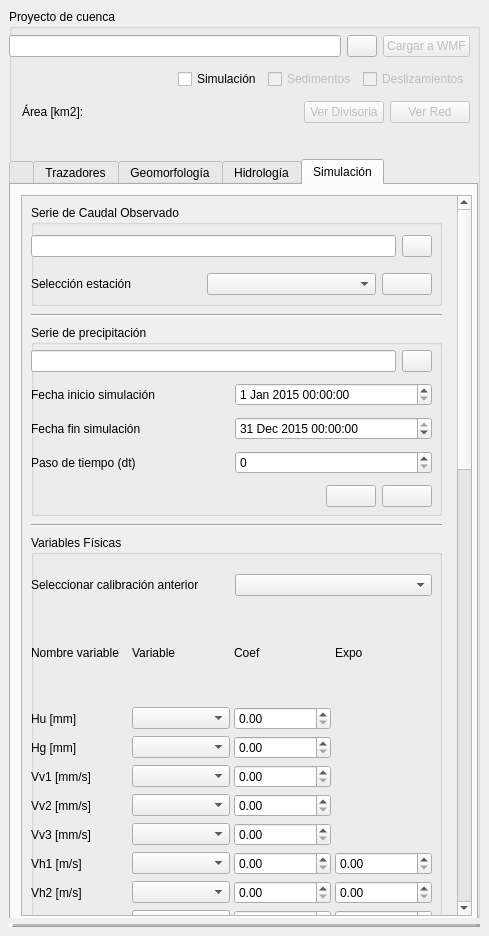
Old version of the form qgisplugin/HydroSEDPlugin_dockwidget_base.ui in the repository nicolas998/WMF.
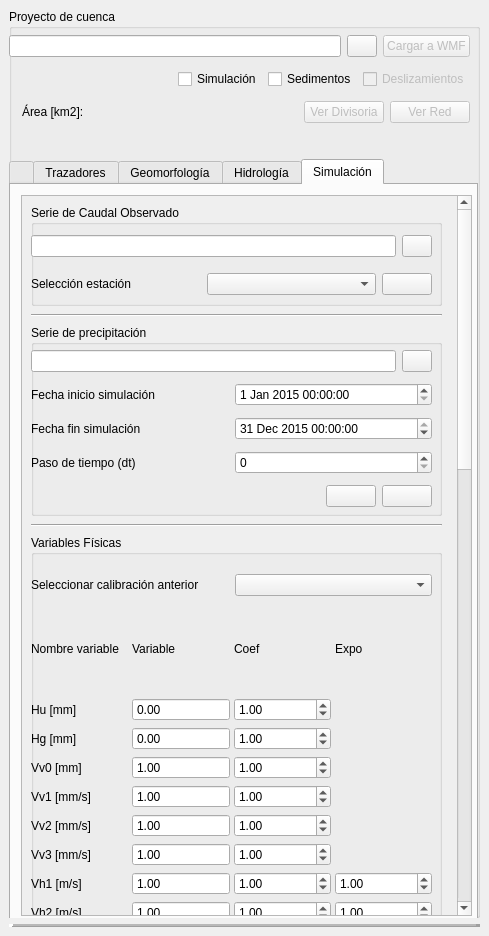
New version of the form. The open tabs and pages were chosen to show the change. Icons and pictures are not drawn.

Commit message: cambios en la interfaz para poner a simular el modelo

```diff
--- a/qgisplugin/HydroSEDPlugin_dockwidget_base.ui
+++ b/qgisplugin/HydroSEDPlugin_dockwidget_base.ui
@@ -113,7 +113,7 @@
             <item>
              <widget class="QCheckBox" name="checkBox_simSed">
               <property name="enabled">
-               <bool>false</bool>
+               <bool>true</bool>
               </property>
               <property name="text">
                <string>Sedimentos</string>
@@ -3947,7 +3947,7 @@
             <property name="geometry">
              <rect>
               <x>0</x>
-              <y>0</y>
+              <y>-328</y>
               <width>433</width>
               <height>1918</height>
              </rect>
@@ -4103,7 +4103,7 @@
                   <x>0</x>
                   <y>330</y>
                   <width>411</width>
-                  <height>641</height>
+                  <height>711</height>
                  </rect>
                 </property>
                 <property name="title">
@@ -4115,7 +4115,7 @@
                    <x>0</x>
                    <y>70</y>
                    <width>401</width>
-                   <height>531</height>
+                   <height>551</height>
                   </rect>
                  </property>
                  <layout class="QVBoxLayout" name="verticalLayout_3">
@@ -4140,9 +4140,6 @@
                       </property>
                      </widget>
                     </item>
-                    <item row="3" column="1">
-                     <widget class="QComboBox" name="comboBox_2"/>
-                    </item>
                     <item row="0" column="2">
                      <widget class="QLabel" name="label_31">
                       <property name="text">
@@ -4157,12 +4154,6 @@
                       </property>
                      </widget>
                     </item>
-                    <item row="4" column="1">
-                     <widget class="QComboBox" name="comboBox_3"/>
-                    </item>
-                    <item row="7" column="2">
-                     <widget class="QDoubleSpinBox" name="doubleSpinBox_6"/>
-                    </item>
                     <item row="7" column="3">
                      <widget class="QDoubleSpinBox" name="doubleSpinBox_10">
                       <property name="whatsThis">
@@ -4171,17 +4162,14 @@
                       <property name="accessibleName">
                        <string>Exponente aproximación no lineal al flujo superficial</string>
                       </property>
+                      <property name="maximum">
+                       <double>99999.000000000000000</double>
+                      </property>
+                      <property name="value">
+                       <double>1.000000000000000</double>
+                      </property>
                      </widget>
                     </item>
-                    <item row="8" column="1">
-                     <widget class="QComboBox" name="comboBox_7"/>
-                    </item>
-                    <item row="8" column="2">
-                     <widget class="QDoubleSpinBox" name="doubleSpinBox_7"/>
-                    </item>
-                    <item row="9" column="1">
-                     <widget class="QComboBox" name="comboBox_8"/>
-                    </item>
                     <item row="8" column="3">
                      <widget class="QDoubleSpinBox" name="doubleSpinBox_11">
                       <property name="whatsThis">
@@ -4190,11 +4178,11 @@
                       <property name="accessibleName">
                        <string>Exponente aproximación no lineal al flujo sub-superficial</string>
                       </property>
+                      <property name="value">
+                       <double>1.000000000000000</double>
+                      </property>
                      </widget>
                     </item>
-                    <item row="9" column="2">
-                     <widget class="QDoubleSpinBox" name="doubleSpinBox_8"/>
-                    </item>
                     <item row="8" column="0">
                      <widget class="QLabel" name="label_7">
                       <property name="text">
@@ -4202,9 +4190,6 @@
                       </property>
                      </widget>
                     </item>
-                    <item row="2" column="1">
-                     <widget class="QComboBox" name="comboBox"/>
-                    </item>
                     <item row="0" column="3">
                      <widget class="QLabel" name="label_32">
                       <property name="text">
@@ -4212,9 +4197,6 @@
                       </property>
                      </widget>
                     </item>
-                    <item row="6" column="2">
-                     <widget class="QDoubleSpinBox" name="doubleSpinBox_5"/>
-                    </item>
                     <item row="9" column="0">
                      <widget class="QLabel" name="label_8">
                       <property name="text">
@@ -4229,15 +4211,6 @@
                       </property>
                      </widget>
                     </item>
-                    <item row="6" column="1">
-                     <widget class="QComboBox" name="comboBox_5"/>
-                    </item>
-                    <item row="2" column="2">
-                     <widget class="QDoubleSpinBox" name="doubleSpinBox"/>
-                    </item>
-                    <item row="5" column="1">
-                     <widget class="QComboBox" name="comboBox_4"/>
-                    </item>
                     <item row="4" column="0">
                      <widget class="QLabel" name="label_3">
                       <property name="text">
@@ -4245,9 +4218,6 @@
                       </property>
                      </widget>
                     </item>
-                    <item row="3" column="2">
-                     <widget class="QDoubleSpinBox" name="doubleSpinBox_2"/>
-                    </item>
                     <item row="5" column="0">
                      <widget class="QLabel" name="label_4">
                       <property name="text">
@@ -4255,9 +4225,6 @@
                       </property>
                      </widget>
                     </item>
-                    <item row="4" column="2">
-                     <widget class="QDoubleSpinBox" name="doubleSpinBox_3"/>
-                    </item>
                     <item row="10" column="0">
                      <widget class="QLabel" name="label_11">
                       <property name="text">
@@ -4273,15 +4240,8 @@
                       <property name="accessibleName">
                        <string>Exponente aproximación no lineal al flujo subterráneo</string>
                       </property>
-                     </widget>
-                    </item>
-                    <item row="5" column="2">
-                     <widget class="QDoubleSpinBox" name="doubleSpinBox_4"/>
-                    </item>
-                    <item row="10" column="3">
-                     <widget class="QDoubleSpinBox" name="doubleSpinBox_13">
-                      <property name="whatsThis">
-                       <string>Exponente regional en caso de usar aproximación no lineal v = C A^e</string>
+                      <property name="value">
+                       <double>1.000000000000000</double>
                       </property>
                       <property name="accessibleName">
                        <string>Exponente aproximación no lineal al flujo en canales</string>
@@ -4298,23 +4258,17 @@
                       </property>
                      </widget>
                     </item>
-                    <item row="7" column="1">
-                     <widget class="QComboBox" name="comboBox_6"/>
-                    </item>
-                    <item row="10" column="1">
-                     <widget class="QComboBox" name="comboBox_9"/>
-                    </item>
                     <item row="3" column="0">
                      <widget class="QLabel" name="label_2">
                       <property name="text">
-                       <string>Hg [mm]</string>
+                       <string>Vv0 [mm]</string>
                       </property>
                      </widget>
                     </item>
                     <item row="2" column="0">
                      <widget class="QLabel" name="label">
                       <property name="text">
-                       <string>Hu [mm]</string>
+                       <string>Hg [mm]</string>
                       </property>
                      </widget>
                     </item>
@@ -4375,6 +4329,336 @@
                       </property>
                      </widget>
                     </item>
+                    <item row="11" column="2">
+                     <widget class="QLabel" name="label_68">
+                      <property name="text">
+                       <string>Sed Param</string>
+                      </property>
+                     </widget>
+                    </item>
+                    <item row="12" column="2">
+                     <widget class="QDoubleSpinBox" name="Param11">
+                      <property name="value">
+                       <double>1.000000000000000</double>
+                      </property>
+                     </widget>
+                    </item>
+                    <item row="1" column="0">
+                     <widget class="QLabel" name="label_9">
+                      <property name="whatsThis">
+                       <string>Almacenamiento máximo capilar [h1_max]</string>
+                      </property>
+                      <property name="text">
+                       <string>Hu [mm]</string>
+                      </property>
+                     </widget>
+                    </item>
+                    <item row="1" column="2">
+                     <widget class="QDoubleSpinBox" name="Param1">
+                      <property name="value">
+                       <double>1.000000000000000</double>
+                      </property>
+                     </widget>
+                    </item>
+                    <item row="2" column="2">
+                     <widget class="QDoubleSpinBox" name="Param2">
+                      <property name="value">
+                       <double>1.000000000000000</double>
+                      </property>
+                     </widget>
+                    </item>
+                    <item row="3" column="2">
+                     <widget class="QDoubleSpinBox" name="Param3">
+                      <property name="value">
+                       <double>1.000000000000000</double>
+                      </property>
+                     </widget>
+                    </item>
+                    <item row="4" column="2">
+                     <widget class="QDoubleSpinBox" name="Param4">
+                      <property name="value">
+                       <double>1.000000000000000</double>
+                      </property>
+                     </widget>
+                    </item>
+                    <item row="5" column="2">
+                     <widget class="QDoubleSpinBox" name="Param5">
+                      <property name="value">
+                       <double>1.000000000000000</double>
+                      </property>
+                     </widget>
+                    </item>
+                    <item row="6" column="2">
+                     <widget class="QDoubleSpinBox" name="Param6">
+                      <property name="value">
+                       <double>1.000000000000000</double>
+                      </property>
+                     </widget>
+                    </item>
+                    <item row="7" column="2">
+                     <widget class="QDoubleSpinBox" name="Param7">
+                      <property name="value">
+                       <double>1.000000000000000</double>
+                      </property>
+                     </widget>
+                    </item>
+                    <item row="8" column="2">
+                     <widget class="QDoubleSpinBox" name="Param8">
+                      <property name="value">
+                       <double>1.000000000000000</double>
+                      </property>
+                     </widget>
+                    </item>
+                    <item row="9" column="2">
+                     <widget class="QDoubleSpinBox" name="Param9">
+                      <property name="value">
+                       <double>1.000000000000000</double>
+                      </property>
+                     </widget>
+                    </item>
+                    <item row="10" column="2">
+                     <widget class="QDoubleSpinBox" name="Param10">
+                      <property name="value">
+                       <double>1.000000000000000</double>
+                      </property>
+                     </widget>
+                    </item>
+                    <item row="10" column="3">
+                     <widget class="QDoubleSpinBox" name="ParamExp4">
+                      <property name="whatsThis">
+                       <string>Exponente regional en caso de usar aproximación no lineal v = C A^e</string>
+                      </property>
+                      <property name="accessibleName">
+                       <string>Exponente aproximación no lineal al flujo en canales</string>
+                      </property>
+                      <property name="value">
+                       <double>1.000000000000000</double>
+                      </property>
+                     </widget>
+                    </item>
+                    <item row="1" column="1">
+                     <widget class="QDoubleSpinBox" name="ParamVal1">
+                      <property name="frame">
+                       <bool>true</bool>
+                      </property>
+                      <property name="readOnly">
+                       <bool>true</bool>
+                      </property>
+                      <property name="buttonSymbols">
+                       <enum>QAbstractSpinBox::NoButtons</enum>
+                      </property>
+                      <property name="maximum">
+                       <double>99999.000000000000000</double>
+                      </property>
+                      <property name="value">
+                       <double>0.000000000000000</double>
+                      </property>
+                     </widget>
+                    </item>
+                    <item row="2" column="1">
+                     <widget class="QDoubleSpinBox" name="ParamVal2">
+                      <property name="frame">
+                       <bool>true</bool>
+                      </property>
+                      <property name="readOnly">
+                       <bool>true</bool>
+                      </property>
+                      <property name="buttonSymbols">
+                       <enum>QAbstractSpinBox::NoButtons</enum>
+                      </property>
+                      <property name="maximum">
+                       <double>99999.000000000000000</double>
+                      </property>
+                      <property name="value">
+                       <double>0.000000000000000</double>
+                      </property>
+                     </widget>
+                    </item>
+                    <item row="3" column="1">
+                     <widget class="QDoubleSpinBox" name="ParamVal3">
+                      <property name="frame">
+                       <bool>true</bool>
+                      </property>
+                      <property name="readOnly">
+                       <bool>true</bool>
+                      </property>
+                      <property name="buttonSymbols">
+                       <enum>QAbstractSpinBox::NoButtons</enum>
+                      </property>
+                      <property name="minimum">
+                       <double>-1.000000000000000</double>
+                      </property>
+                      <property name="value">
+                       <double>1.000000000000000</double>
+                      </property>
+                     </widget>
+                    </item>
+                    <item row="4" column="1">
+                     <widget class="QDoubleSpinBox" name="ParamVal4">
+                      <property name="frame">
+                       <bool>true</bool>
+                      </property>
+                      <property name="readOnly">
+                       <bool>true</bool>
+                      </property>
+                      <property name="buttonSymbols">
+                       <enum>QAbstractSpinBox::NoButtons</enum>
+                      </property>
+                      <property name="value">
+                       <double>1.000000000000000</double>
+                      </property>
+                     </widget>
+                    </item>
+                    <item row="5" column="1">
+                     <widget class="QDoubleSpinBox" name="ParamVal5">
+                      <property name="frame">
+                       <bool>true</bool>
+                      </property>
+                      <property name="readOnly">
+                       <bool>true</bool>
+                      </property>
+                      <property name="buttonSymbols">
+                       <enum>QAbstractSpinBox::NoButtons</enum>
+                      </property>
+                      <property name="value">
+                       <double>1.000000000000000</double>
+                      </property>
+                     </widget>
+                    </item>
+                    <item row="6" column="1">
+                     <widget class="QDoubleSpinBox" name="ParamVal6">
+                      <property name="frame">
+                       <bool>true</bool>
+                      </property>
+                      <property name="readOnly">
+                       <bool>true</bool>
+                      </property>
+                      <property name="buttonSymbols">
+                       <enum>QAbstractSpinBox::NoButtons</enum>
+                      </property>
+                      <property name="minimum">
+                       <double>-99999.000000000000000</double>
+                      </property>
+                      <property name="maximum">
+                       <double>99999.000000000000000</double>
+                      </property>
+                      <property name="value">
+                       <double>1.000000000000000</double>
+                      </property>
+                     </widget>
+                    </item>
+                    <item row="7" column="1">
+                     <widget class="QDoubleSpinBox" name="ParamVal7">
+                      <property name="frame">
+                       <bool>true</bool>
+                      </property>
+                      <property name="readOnly">
+                       <bool>true</bool>
+                      </property>
+                      <property name="buttonSymbols">
+                       <enum>QAbstractSpinBox::NoButtons</enum>
+                      </property>
+                      <property name="value">
+                       <double>1.000000000000000</double>
+                      </property>
+                     </widget>
+                    </item>
+                    <item row="8" column="1">
+                     <widget class="QDoubleSpinBox" name="ParamVal8">
+                      <property name="frame">
+                       <bool>true</bool>
+                      </property>
+                      <property name="readOnly">
+                       <bool>true</bool>
+                      </property>
+                      <property name="buttonSymbols">
+                       <enum>QAbstractSpinBox::NoButtons</enum>
+                      </property>
+                      <property name="value">
+                       <double>1.000000000000000</double>
+                      </property>
+                     </widget>
+                    </item>
+                    <item row="9" column="1">
+                     <widget class="QDoubleSpinBox" name="ParamVal9">
+                      <property name="frame">
+                       <bool>true</bool>
+                      </property>
+                      <property name="readOnly">
+                       <bool>true</bool>
+                      </property>
+                      <property name="buttonSymbols">
+                       <enum>QAbstractSpinBox::NoButtons</enum>
+                      </property>
+                      <property name="value">
+                       <double>1.000000000000000</double>
+                      </property>
+                     </widget>
+                    </item>
+                    <item row="10" column="1">
+                     <widget class="QDoubleSpinBox" name="ParamVal10">
+                      <property name="frame">
+                       <bool>true</bool>
+                      </property>
+                      <property name="readOnly">
+                       <bool>true</bool>
+                      </property>
+                      <property name="buttonSymbols">
+                       <enum>QAbstractSpinBox::NoButtons</enum>
+                      </property>
+                      <property name="value">
+                       <double>1.000000000000000</double>
+                      </property>
+                     </widget>
+                    </item>
+                    <item row="11" column="1">
+                     <widget class="QDoubleSpinBox" name="ParamVal11">
+                      <property name="frame">
+                       <bool>true</bool>
+                      </property>
+                      <property name="readOnly">
+                       <bool>true</bool>
+                      </property>
+                      <property name="buttonSymbols">
+                       <enum>QAbstractSpinBox::NoButtons</enum>
+                      </property>
+                      <property name="value">
+                       <double>1.000000000000000</double>
+                      </property>
+                     </widget>
+                    </item>
+                    <item row="12" column="1">
+                     <widget class="QDoubleSpinBox" name="ParamVal12">
+                      <property name="frame">
+                       <bool>true</bool>
+                      </property>
+                      <property name="readOnly">
+                       <bool>true</bool>
+                      </property>
+                      <property name="buttonSymbols">
+                       <enum>QAbstractSpinBox::NoButtons</enum>
+                      </property>
+                      <property name="value">
+                       <double>1.000000000000000</double>
+                      </property>
+                     </widget>
+                    </item>
+                    <item row="13" column="1">
+                     <widget class="QDoubleSpinBox" name="ParamVal13">
+                      <property name="frame">
+                       <bool>true</bool>
+                      </property>
+                      <property name="readOnly">
+                       <bool>true</bool>
+                      </property>
+                      <property name="buttonSymbols">
+                       <enum>QAbstractSpinBox::NoButtons</enum>
+                      </property>
+                      <property name="value">
+                       <double>1.000000000000000</double>
+                      </property>
+                     </widget>
+                    </item>
                     <item row="14" column="1">
                      <widget class="QComboBox" name="comboBox_16"/>
                     </item>
```
Left out of the diff: 155 changed lines with no effect on the pictures. The commit also changes 3 other files.
